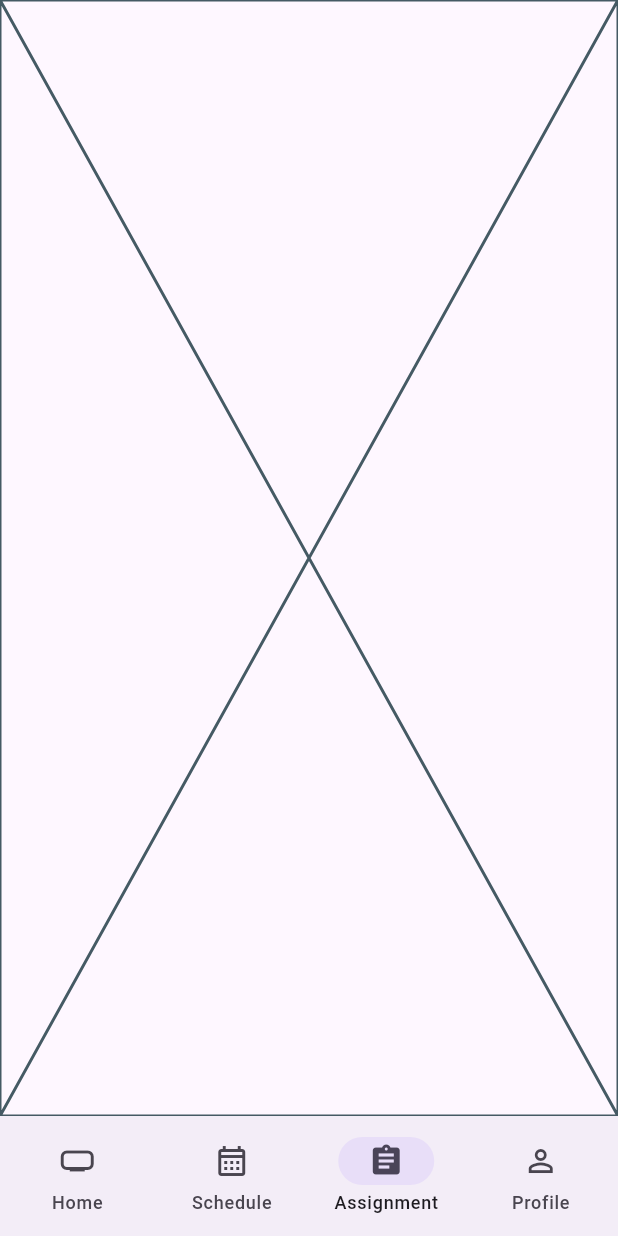
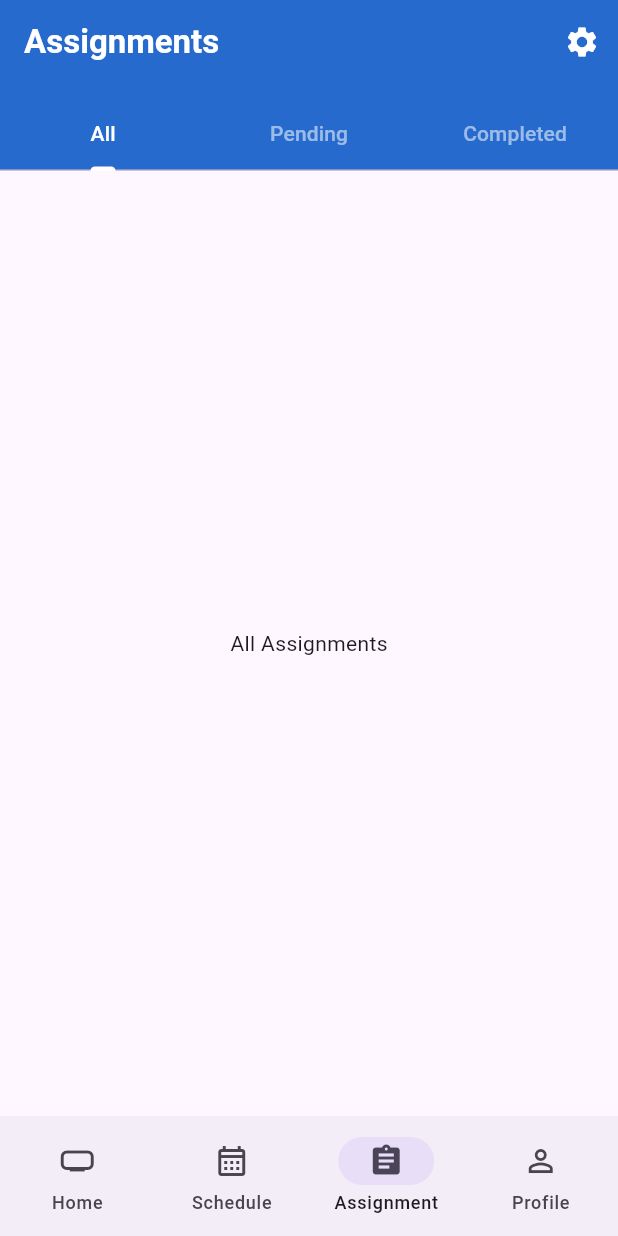
Before and after one commit to ahishakiyeyv/PlannApp, a Flutter app: the screen it shows after launch, item 3 of the bottom bar chosen, on a phone screen of 412 x 824 dp. Run offline on Flutter 3.47's test engine with Material 3 defaults, Android fonts, the phone set to English and light mode, and no system bars.

Commit message:
tabBar added

```diff
--- a/lib/features/assignment/assignment_screen.dart
+++ b/lib/features/assignment/assignment_screen.dart
@@ -5,6 +5,42 @@ class AssignmentScreen extends StatelessWidget {
 
   @override
   Widget build(BuildContext context) {
-    return const Placeholder();
+    return MaterialApp(
+      debugShowCheckedModeBanner: false,
+      home: DefaultTabController(
+        length: 3,
+      child: Scaffold(
+        appBar:AppBar(
+          backgroundColor: Color(0xff256ACC,),
+          title: Text('Assignments',style:TextStyle(fontWeight:FontWeight.w700, color:Colors.white)),
+          actions: [
+            IconButton(icon: Icon(Icons.settings),onPressed: () {
+              print('Settings tapped');
+            },
+            color: Colors.white,),
+          ],
+          bottom:
+          PreferredSize(
+            preferredSize: Size.fromHeight(58.0),
+            child: TabBar(
+              indicatorColor: Colors.white,
+              labelColor: Colors.white,
+              unselectedLabelColor: Colors.white54,
+
+              tabs: [
+              Tab(child: Text('All')),
+              Tab(child: Text('Pending')),
+              Tab(child: Text('Completed')),
+            ],),
+          ),
+        ),
+        body: const TabBarView(children: [
+          Center(child: Text('All Assignments')),
+          Center(child: Text('Pending Assignments')),
+          Center(child: Text('Completed Assignments')),
+        ],
+        ),
+      ),
+    ));
   }
 }
```
